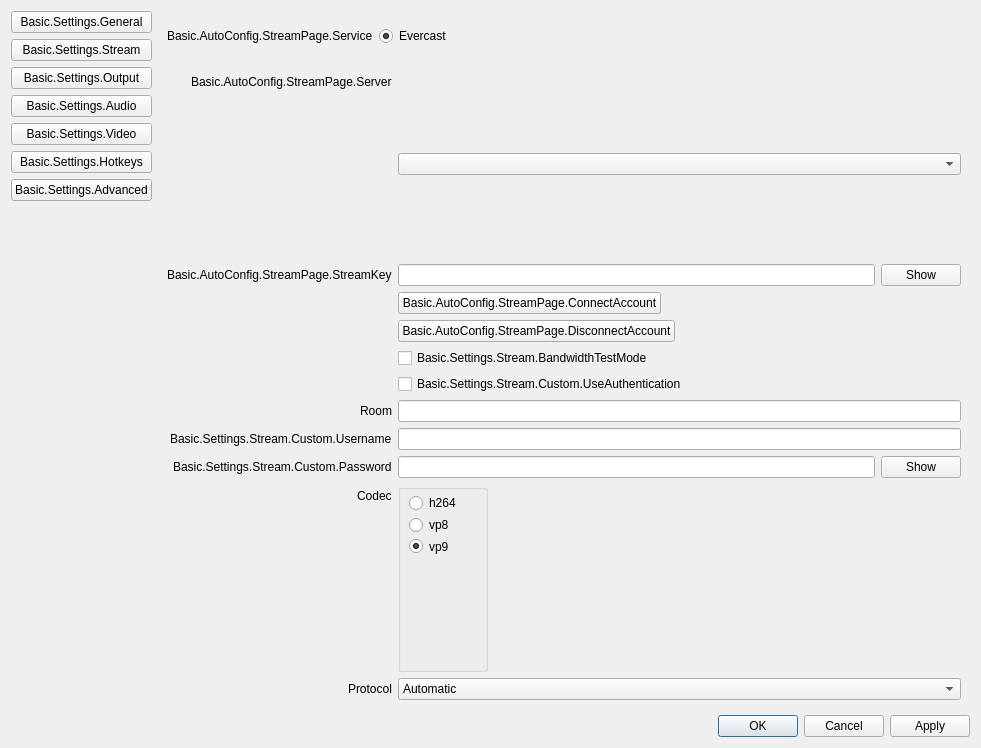
First picture: the form in vendor_skins/Evercast/UI/forms/OBSBasicSettings.ui, repository CoSMoSoftware/OBS-studio-webrtc, before the edit.
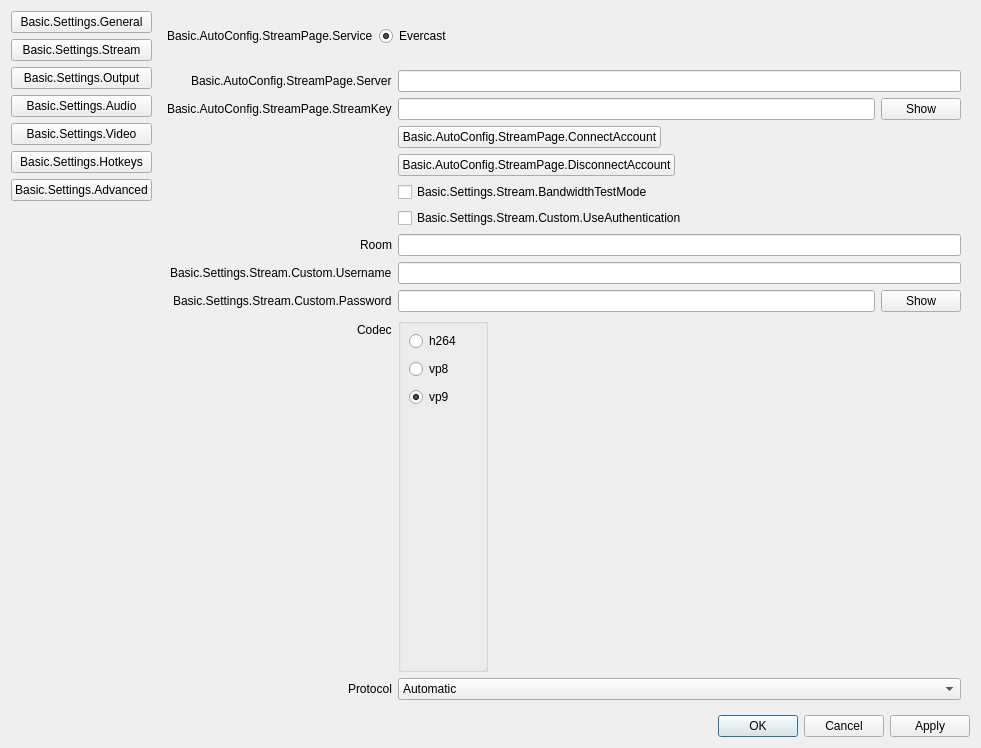
Second picture: the form after the edit. The open tabs and pages were chosen to show the change. Icons and pictures are not drawn.

Commit message: #185 Settings/Stream replace server name QStackedWidget by a QLineEdit

Patch:
```diff
--- a/vendor_skins/Evercast/UI/forms/OBSBasicSettings.ui
+++ b/vendor_skins/Evercast/UI/forms/OBSBasicSettings.ui
@@ -952,51 +952,6 @@
                </property>
               </widget>
              </item>
-             <item row="0" column="1">
-              <widget class="QStackedWidget" name="serverStackedWidget">
-               <property name="currentIndex">
-                <number>0</number>
-               </property>
-               <widget class="QWidget" name="servicePage">
-                <layout class="QHBoxLayout" name="horizontalLayout_21">
-                 <property name="leftMargin">
-                  <number>0</number>
-                 </property>
-                 <property name="topMargin">
-                  <number>0</number>
-                 </property>
-                 <property name="rightMargin">
-                  <number>0</number>
-                 </property>
-                 <property name="bottomMargin">
-                  <number>0</number>
-                 </property>
-                 <item>
-                  <widget class="QComboBox" name="server"/>
-                 </item>
-                </layout>
-               </widget>
-               <widget class="QWidget" name="customPage">
-                <layout class="QHBoxLayout" name="horizontalLayout_22">
-                 <property name="leftMargin">
-                  <number>0</number>
-                 </property>
-                 <property name="topMargin">
-                  <number>0</number>
-                 </property>
-                 <property name="rightMargin">
-                  <number>0</number>
-                 </property>
-                 <property name="bottomMargin">
-                  <number>0</number>
-                 </property>
-                 <item>
-                  <widget class="QLineEdit" name="customServer"/>
-                 </item>
-                </layout>
-               </widget>
-              </widget>
-             </item>
              <item row="1" column="0">
               <widget class="QLabel" name="streamKeyLabel">
                <property name="text">
@@ -1202,7 +1157,7 @@
                <property name="minimumSize">
                 <size>
                  <width>90</width>
-                 <height>80</height>
+                 <height>100</height>
                 </size>
                </property>
                <property name="title">
@@ -1214,7 +1169,7 @@
                   <x>10</x>
                   <y>10</y>
                   <width>71</width>
-                  <height>61</height>
+                  <height>83</height>
                  </rect>
                 </property>
                 <layout class="QVBoxLayout" name="verticalLayout_7">
@@ -1306,6 +1261,9 @@
                </property>
               </widget>
              </item>
+             <item row="0" column="1">
+              <widget class="QLineEdit" name="serverName"/>
+             </item>
             </layout>
            </widget>
           </widget>
```
Left out of the diff: 5 changed lines with no effect on the pictures. The commit also changes 2 other files.
